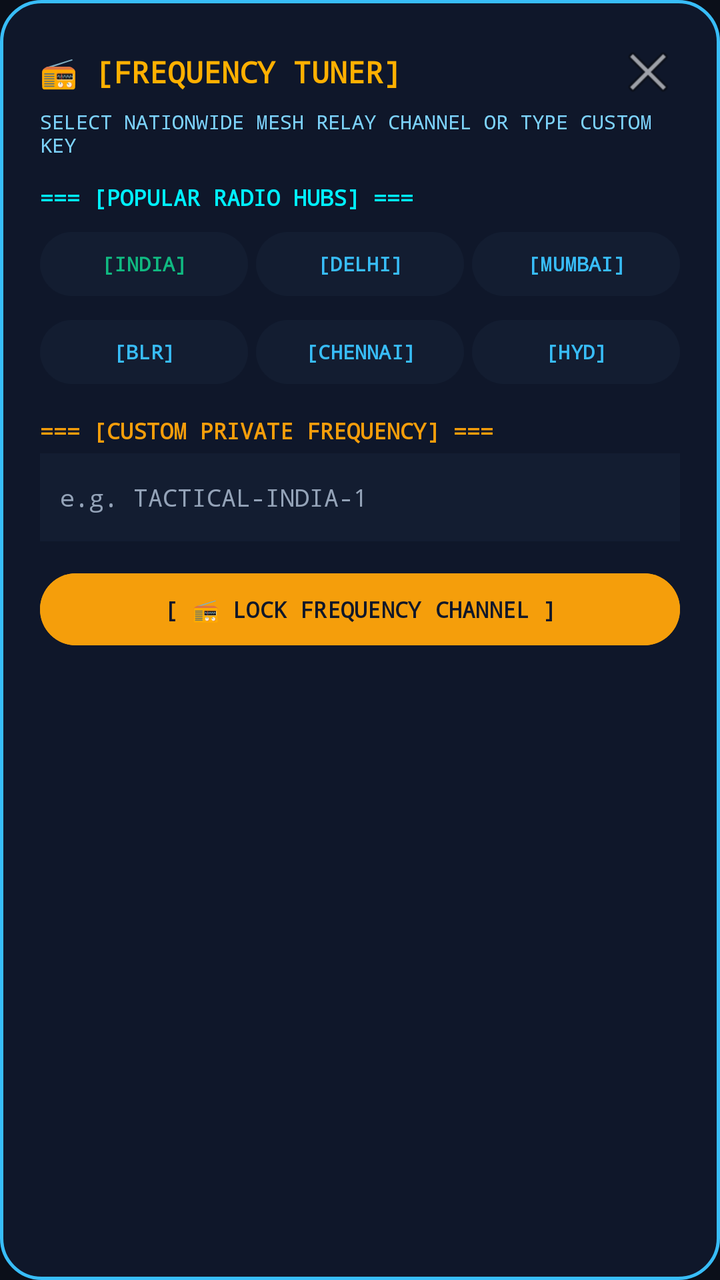
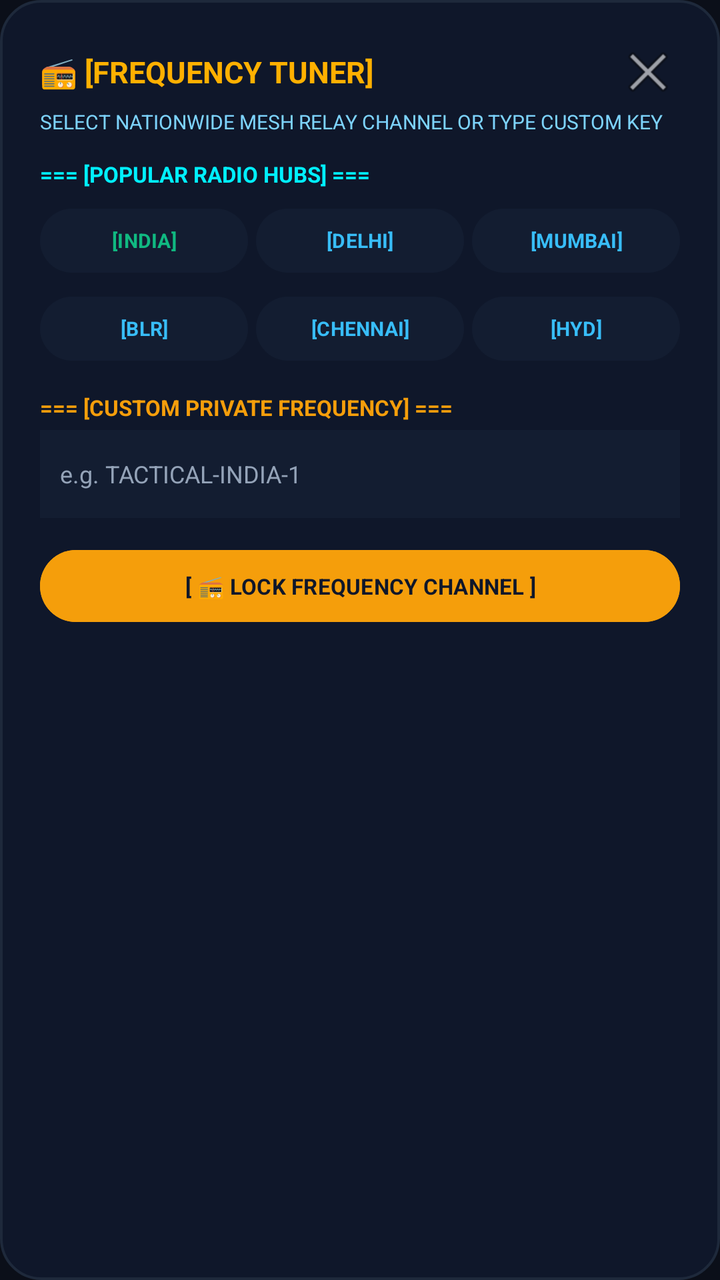

Compare the two renders of this Android layout. The source of the first and the diff that turns it into the second are given below.
<!-- AndroidManifest.xml: application theme Theme.OfflineMeshCalling -->
<!-- res/layout/dialog_channel.xml -->
<?xml version="1.0" encoding="utf-8"?>
<LinearLayout xmlns:android="http://schemas.android.com/apk/res/android"
    android:id="@+id/channelDialogRoot"
    android:layout_width="match_parent"
    android:layout_height="wrap_content"
    android:background="@drawable/dialog_background"
    android:orientation="vertical"
    android:padding="20dp">

    
    <LinearLayout
        android:layout_width="match_parent"
        android:layout_height="wrap_content"
        android:gravity="center_vertical"
        android:orientation="horizontal">

        <TextView
            android:id="@+id/tvChannelHeaderTitle"
            android:layout_width="0dp"
            android:layout_height="wrap_content"
            android:layout_weight="1"
            android:fontFamily="monospace"
            android:text="📻 [FREQUENCY TUNER]"
            android:textColor="#FFB000"
            android:textSize="15sp"
            android:textStyle="bold" />

        <ImageButton
            android:id="@+id/btnCloseChannel"
            android:layout_width="32dp"
            android:layout_height="32dp"
            android:background="?android:attr/selectableItemBackgroundBorderless"
            android:contentDescription="Close"
            android:src="@android:drawable/ic_menu_close_clear_cancel" />
    </LinearLayout>

    <TextView
        android:layout_width="wrap_content"
        android:layout_height="wrap_content"
        android:layout_marginTop="2dp"
        android:fontFamily="monospace"
        android:text="SELECT NATIONWIDE MESH RELAY CHANNEL OR TYPE CUSTOM KEY"
        android:textColor="#7DD3FC"
        android:textSize="10sp" />

    
    <TextView
        android:layout_width="wrap_content"
        android:layout_height="wrap_content"
        android:layout_marginTop="12dp"
        android:fontFamily="monospace"
        android:text="=== [POPULAR RADIO HUBS] ==="
        android:textColor="#00F0FF"
        android:textSize="11sp"
        android:textStyle="bold" />

    <LinearLayout
        android:layout_width="match_parent"
        android:layout_height="wrap_content"
        android:layout_marginTop="6dp"
        android:orientation="horizontal">

        <Button
            android:id="@+id/btnHubIndiaMain"
            android:layout_width="0dp"
            android:layout_height="40dp"
            android:layout_weight="1"
            android:backgroundTint="#131D31"
            android:fontFamily="monospace"
            android:text="[INDIA]"
            android:textColor="#10B981"
            android:textSize="10sp"
            android:textStyle="bold" />

        <Button
            android:id="@+id/btnHubDelhi"
            android:layout_width="0dp"
            android:layout_height="40dp"
            android:layout_marginStart="4dp"
            android:layout_weight="1"
            android:backgroundTint="#131D31"
            android:fontFamily="monospace"
            android:text="[DELHI]"
            android:textColor="#38BDF8"
            android:textSize="10sp"
            android:textStyle="bold" />

        <Button
            android:id="@+id/btnHubMumbai"
            android:layout_width="0dp"
            android:layout_height="40dp"
            android:layout_marginStart="4dp"
            android:layout_weight="1"
            android:backgroundTint="#131D31"
            android:fontFamily="monospace"
            android:text="[MUMBAI]"
            android:textColor="#38BDF8"
            android:textSize="10sp"
            android:textStyle="bold" />
    </LinearLayout>

    <LinearLayout
        android:layout_width="match_parent"
        android:layout_height="wrap_content"
        android:layout_marginTop="4dp"
        android:orientation="horizontal">

        <Button
            android:id="@+id/btnHubBangalore"
            android:layout_width="0dp"
            android:layout_height="40dp"
            android:layout_weight="1"
            android:backgroundTint="#131D31"
            android:fontFamily="monospace"
            android:text="[BLR]"
            android:textColor="#38BDF8"
            android:textSize="10sp"
            android:textStyle="bold" />

        <Button
            android:id="@+id/btnHubChennai"
            android:layout_width="0dp"
            android:layout_height="40dp"
            android:layout_marginStart="4dp"
            android:layout_weight="1"
            android:backgroundTint="#131D31"
            android:fontFamily="monospace"
            android:text="[CHENNAI]"
            android:textColor="#38BDF8"
            android:textSize="10sp"
            android:textStyle="bold" />

        <Button
            android:id="@+id/btnHubHyderabad"
            android:layout_width="0dp"
            android:layout_height="40dp"
            android:layout_marginStart="4dp"
            android:layout_weight="1"
            android:backgroundTint="#131D31"
            android:fontFamily="monospace"
            android:text="[HYD]"
            android:textColor="#38BDF8"
            android:textSize="10sp"
            android:textStyle="bold" />
    </LinearLayout>

    
    <TextView
        android:layout_width="wrap_content"
        android:layout_height="wrap_content"
        android:layout_marginTop="12dp"
        android:fontFamily="monospace"
        android:text="=== [CUSTOM PRIVATE FREQUENCY] ==="
        android:textColor="#F59E0B"
        android:textSize="11sp"
        android:textStyle="bold" />

    <EditText
        android:id="@+id/etCustomChannel"
        android:layout_width="match_parent"
        android:layout_height="44dp"
        android:layout_marginTop="4dp"
        android:background="#131D31"
        android:fontFamily="monospace"
        android:hint="e.g. TACTICAL-INDIA-1"
        android:paddingStart="10dp"
        android:paddingEnd="10dp"
        android:textColor="#F8FAFC"
        android:textColorHint="#94A3B8"
        android:textSize="12sp" />

    <Button
        android:id="@+id/btnJoinChannel"
        android:layout_width="match_parent"
        android:layout_height="44dp"
        android:layout_marginTop="12dp"
        android:backgroundTint="#F59E0B"
        android:fontFamily="monospace"
        android:text="[ 📻 LOCK FREQUENCY CHANNEL ]"
        android:textColor="#0F172A"
        android:textSize="11sp"
        android:textStyle="bold" />

</LinearLayout>
<!-- resources referenced by this layout -->
<resources>
  <!-- drawable dialog_background (drawable) -->
  <?xml version="1.0" encoding="utf-8"?>
  <shape xmlns:android="http://schemas.android.com/apk/res/android"
      android:shape="rectangle">
      <solid android:color="#0F172A" />
      <corners android:radius="20dp" />
      <stroke
          android:width="1.5dp"
          android:color="#38BDF8" />
  </shape>
  <style name="Theme.OfflineMeshCalling" parent="Theme.Material3.Dark.NoActionBar">
          <item name="colorPrimary">@color/accent_cyan</item>
          <item name="colorSecondary">@color/accent_emerald</item>
          <item name="android:statusBarColor">@color/background_dark</item>
          <item name="android:windowBackground">@color/background_dark</item>
      </style>
  <color name="accent_cyan">#38BDF8</color>
  <color name="accent_emerald">#10B981</color>
  <color name="background_dark">#0B0F19</color>
</resources>

<!-- the commit's change to res/layout/dialog_channel.xml (unified diff, before → after) -->
@@ -1,4 +1,4 @@
-<?xml version="1.0" encoding="utf-8"?>
+﻿<?xml version="1.0" encoding="utf-8"?>
 <LinearLayout xmlns:android="http://schemas.android.com/apk/res/android"
     android:id="@+id/channelDialogRoot"
     android:layout_width="match_parent"
@@ -19,7 +19,7 @@
             android:layout_width="0dp"
             android:layout_height="wrap_content"
             android:layout_weight="1"
-            android:fontFamily="monospace"
+            android:fontFamily="sans-serif"
             android:text="📻 [FREQUENCY TUNER]"
             android:textColor="#FFB000"
             android:textSize="15sp"
@@ -38,7 +38,7 @@
         android:layout_width="wrap_content"
         android:layout_height="wrap_content"
         android:layout_marginTop="2dp"
-        android:fontFamily="monospace"
+        android:fontFamily="sans-serif"
         android:text="SELECT NATIONWIDE MESH RELAY CHANNEL OR TYPE CUSTOM KEY"
         android:textColor="#7DD3FC"
         android:textSize="10sp" />
@@ -48,7 +48,7 @@
         android:layout_width="wrap_content"
         android:layout_height="wrap_content"
         android:layout_marginTop="12dp"
-        android:fontFamily="monospace"
+        android:fontFamily="sans-serif"
         android:text="=== [POPULAR RADIO HUBS] ==="
         android:textColor="#00F0FF"
         android:textSize="11sp"
@@ -66,7 +66,7 @@
             android:layout_height="40dp"
             android:layout_weight="1"
             android:backgroundTint="#131D31"
-            android:fontFamily="monospace"
+            android:fontFamily="sans-serif"
             android:text="[INDIA]"
             android:textColor="#10B981"
             android:textSize="10sp"
@@ -79,7 +79,7 @@
             android:layout_marginStart="4dp"
             android:layout_weight="1"
             android:backgroundTint="#131D31"
-            android:fontFamily="monospace"
+            android:fontFamily="sans-serif"
             android:text="[DELHI]"
             android:textColor="#38BDF8"
             android:textSize="10sp"
@@ -92,7 +92,7 @@
             android:layout_marginStart="4dp"
             android:layout_weight="1"
             android:backgroundTint="#131D31"
-            android:fontFamily="monospace"
+            android:fontFamily="sans-serif"
             android:text="[MUMBAI]"
             android:textColor="#38BDF8"
             android:textSize="10sp"
@@ -111,7 +111,7 @@
             android:layout_height="40dp"
             android:layout_weight="1"
             android:backgroundTint="#131D31"
-            android:fontFamily="monospace"
+            android:fontFamily="sans-serif"
             android:text="[BLR]"
             android:textColor="#38BDF8"
             android:textSize="10sp"
@@ -124,7 +124,7 @@
             android:layout_marginStart="4dp"
             android:layout_weight="1"
             android:backgroundTint="#131D31"
-            android:fontFamily="monospace"
+            android:fontFamily="sans-serif"
             android:text="[CHENNAI]"
             android:textColor="#38BDF8"
             android:textSize="10sp"
@@ -137,7 +137,7 @@
             android:layout_marginStart="4dp"
             android:layout_weight="1"
             android:backgroundTint="#131D31"
-            android:fontFamily="monospace"
+            android:fontFamily="sans-serif"
             android:text="[HYD]"
             android:textColor="#38BDF8"
             android:textSize="10sp"
@@ -149,7 +149,7 @@
         android:layout_width="wrap_content"
         android:layout_height="wrap_content"
         android:layout_marginTop="12dp"
-        android:fontFamily="monospace"
+        android:fontFamily="sans-serif"
         android:text="=== [CUSTOM PRIVATE FREQUENCY] ==="
         android:textColor="#F59E0B"
         android:textSize="11sp"
@@ -161,7 +161,7 @@
         android:layout_height="44dp"
         android:layout_marginTop="4dp"
         android:background="#131D31"
-        android:fontFamily="monospace"
+        android:fontFamily="sans-serif"
         android:hint="e.g. TACTICAL-INDIA-1"
         android:paddingStart="10dp"
         android:paddingEnd="10dp"
@@ -175,7 +175,7 @@
         android:layout_height="44dp"
         android:layout_marginTop="12dp"
         android:backgroundTint="#F59E0B"
-        android:fontFamily="monospace"
+        android:fontFamily="sans-serif"
         android:text="[ 📻 LOCK FREQUENCY CHANNEL ]"
         android:textColor="#0F172A"
         android:textSize="11sp"
<!-- resource entries referenced after the edit -->
@@ -7,8 +7,8 @@
       <solid android:color="#0F172A" />
       <corners android:radius="20dp" />
       <stroke
-          android:width="1.5dp"
-          android:color="#38BDF8" />
+          android:width="1.2dp"
+          android:color="#1E293B" />
   </shape>
   <style name="Theme.OfflineMeshCalling" parent="Theme.Material3.Dark.NoActionBar">
           <item name="colorPrimary">@color/accent_cyan</item>
@@ -16,7 +16,7 @@
           <item name="android:statusBarColor">@color/background_dark</item>
           <item name="android:windowBackground">@color/background_dark</item>
       </style>
-  <color name="accent_cyan">#38BDF8</color>
+  <color name="accent_cyan">#0EA5E9</color>
   <color name="accent_emerald">#10B981</color>
   <color name="background_dark">#0B0F19</color>
 </resources>
